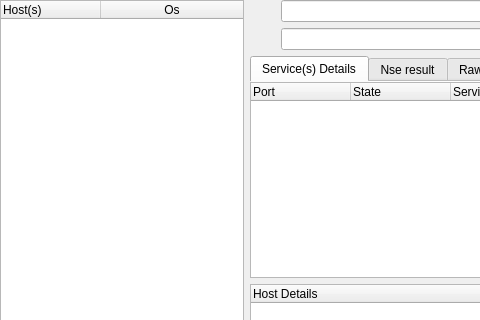
The window that src/app/ui/scanwidget.ui (nmapsi4/nmapsi4) describes before a commit, drawn with Qt 5; both pictures show x 0 to 480 and y 0 to 320 of the 761 by 485 pixel window.
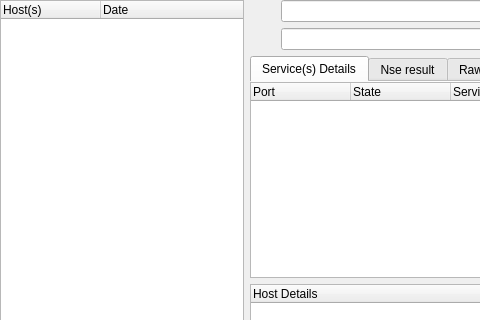
The same window after the commit. Icons and pictures are not drawn.

Diff of the .ui file:
```diff
--- a/src/app/ui/scanwidget.ui
+++ b/src/app/ui/scanwidget.ui
@@ -62,10 +62,7 @@
         </column>
         <column>
          <property name="text">
-          <string>Os</string>
-         </property>
-         <property name="textAlignment">
-          <set>AlignHCenter|AlignVCenter|AlignCenter</set>
+          <string>Date</string>
          </property>
         </column>
        </widget>
```
